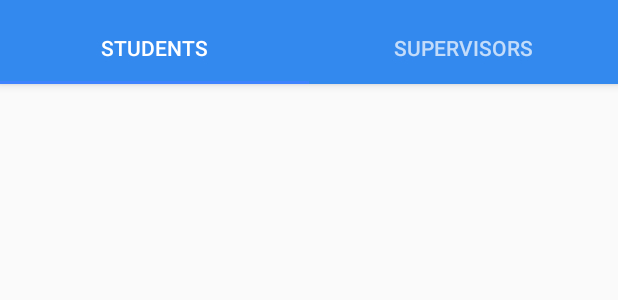
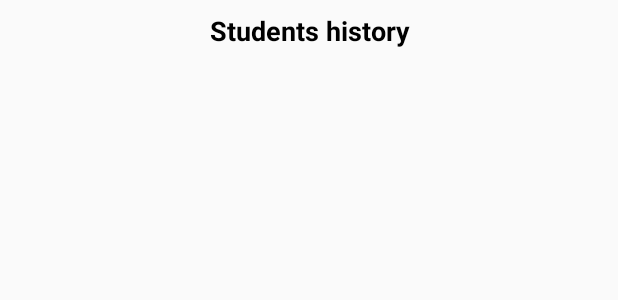
Before and after one commit to unawares/InfomatrixAndroid, an Android app: the layout fragment_users.xml on its own in the app's theme, with its tools: preview values and no code run, on a phone screen of 412 x 824 dp. Shown: the top 300 px of the screen. Run offline under Robolectric (Android 15) with nearby library versions, the phone set to English and light mode, and no system bars; network calls fail.

Commit message:
Some changes was made

```diff
--- a/app/src/main/java/com/example/infomatrix/UsersFragment.java
+++ b/app/src/main/java/com/example/infomatrix/UsersFragment.java
@@ -1,19 +1,36 @@
 package com.example.infomatrix;
 
+import android.annotation.SuppressLint;
+import android.content.Context;
 import android.os.Bundle;
 import android.support.annotation.NonNull;
 import android.support.annotation.Nullable;
+import android.support.design.widget.TabLayout;
 import android.support.v4.app.Fragment;
+import android.support.v4.app.FragmentManager;
+import android.support.v4.app.FragmentPagerAdapter;
+import android.support.v4.view.ViewPager;
 import android.view.LayoutInflater;
 import android.view.View;
 import android.view.ViewGroup;
 
+import com.example.infomatrix.fragments.StudentsHistoryFragment;
+import com.example.infomatrix.fragments.SupervisorHistoryFragment;
+
+@SuppressLint("ValidFragment")
 public class UsersFragment extends Fragment {
+
+    Context context;
+
+    @SuppressLint("ValidFragment")
+    public UsersFragment(Context context) {
+        this.context = context;
+    }
 
     @Nullable
     @Override
     public View onCreateView(@NonNull LayoutInflater inflater, @Nullable ViewGroup container, @Nullable Bundle savedInstanceState) {
-        return inflater.inflate(R.layout.fragment_users, container, false);
+        View v = inflater.inflate(R.layout.fragment_users, container, false);
+        return v;
     }
-
 }
--- a/app/src/main/res/layout/fragment_students_history.xml
+++ b/app/src/main/res/layout/fragment_students_history.xml
@@ -5,7 +5,7 @@
     android:id="@+id/constraintLayout"
     android:layout_width="match_parent"
     android:layout_height="match_parent"
-    tools:context=".HistoryActivity$PlaceholderFragment">
+    tools:context=".HistoryActivity">
 
     <TextView
         android:id="@+id/textView"
--- a/app/src/main/res/layout/fragment_users.xml
+++ b/app/src/main/res/layout/fragment_users.xml
@@ -4,52 +4,27 @@
     android:layout_width="match_parent"
     android:layout_height="match_parent">
 
-    <android.support.design.widget.AppBarLayout
-        android:id="@+id/appbar"
-        android:layout_width="match_parent"
+    <TextView
+        android:id="@+id/textView"
+        android:layout_width="0dp"
         android:layout_height="wrap_content"
-        android:paddingTop="@dimen/appbar_padding_top"
-        android:theme="@style/AppTheme.AppBarOverlay"
+        android:layout_marginTop="8dp"
+        android:text="@string/title_students_history"
+        android:textAlignment="center"
+        android:textColor="@android:color/black"
+        android:textSize="18sp"
+        android:textStyle="bold"
         app:layout_constraintEnd_toEndOf="parent"
         app:layout_constraintStart_toStartOf="parent"
-        app:layout_constraintTop_toTopOf="parent">
+        app:layout_constraintTop_toTopOf="parent" />
 
-        <!--<android.support.v7.widget.Toolbar-->
-        <!--android:id="@+id/toolbar"-->
-        <!--android:layout_width="match_parent"-->
-        <!--android:layout_height="?attr/actionBarSize"-->
-        <!--android:layout_weight="1"-->
-        <!--android:background="?attr/colorPrimary"-->
-        <!--app:layout_scrollFlags="scroll|enterAlways"-->
-        <!--app:popupTheme="@style/AppTheme.PopupOverlay"-->
-        <!--app:title="@string/app_name">-->
-
-        <!--</android.support.v7.widget.Toolbar>-->
-
-        <android.support.design.widget.TabLayout
-            android:id="@+id/tabs"
-            android:layout_width="match_parent"
-            android:layout_height="wrap_content">
-
-            <android.support.design.widget.TabItem
-                android:id="@+id/tabItem"
-                android:layout_width="wrap_content"
-                android:layout_height="wrap_content"
-                android:text="@string/tab_students" />
-
-            <android.support.design.widget.TabItem
-                android:id="@+id/tabItem2"
-                android:layout_width="wrap_content"
-                android:layout_height="wrap_content"
-                android:text="@string/tab_supervisors" />
-
-        </android.support.design.widget.TabLayout>
-    </android.support.design.widget.AppBarLayout>
-
-    <android.support.v4.view.ViewPager
-        android:id="@+id/container"
-        android:layout_width="match_parent"
-        android:layout_height="match_parent"
-        app:layout_behavior="@string/appbar_scrolling_view_behavior" />
+    <android.support.v7.widget.RecyclerView
+        android:layout_width="0dp"
+        android:layout_height="0dp"
+        android:layout_marginTop="8dp"
+        app:layout_constraintBottom_toBottomOf="parent"
+        app:layout_constraintEnd_toEndOf="parent"
+        app:layout_constraintStart_toStartOf="parent"
+        app:layout_constraintTop_toBottomOf="@+id/textView" />
 
 </android.support.constraint.ConstraintLayout>
```
